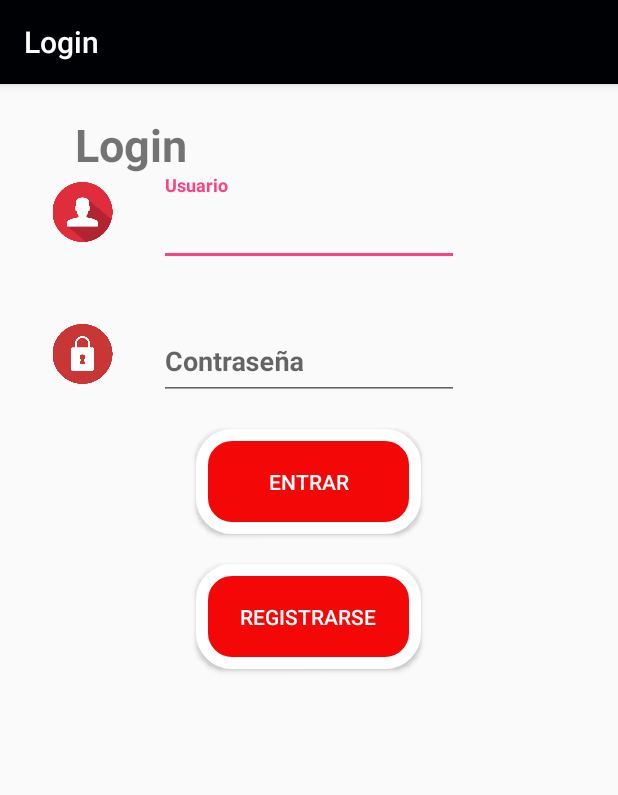
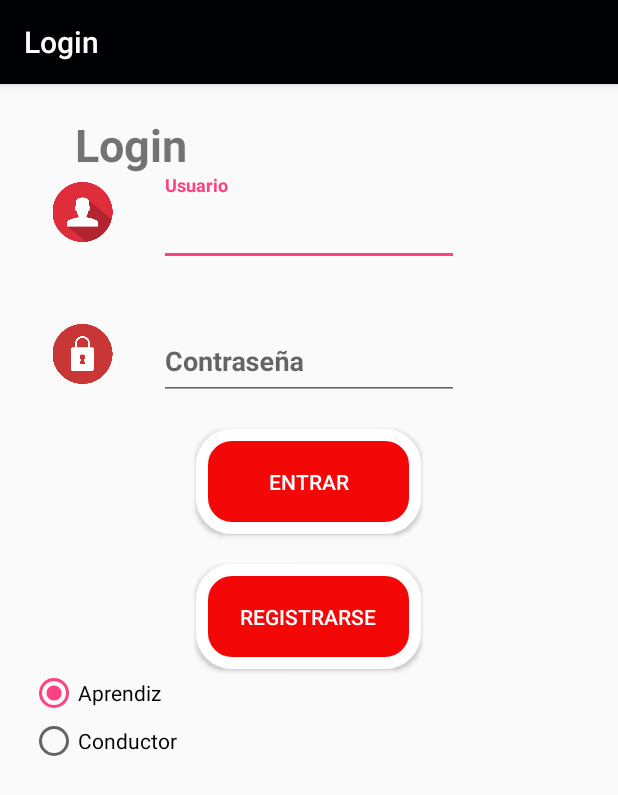
Before and after one commit to Ow0287/RutasCBC, an Android app: the screen it shows after launch (Login), after a tap on "ENTRAR", on a phone screen of 412 x 824 dp. Shown: the top 795 px of the screen. Run offline under Robolectric (Android 15) with nearby library versions, the phone set to English and light mode, and no system bars; our stand-ins replace Firebase (no records; nobody signed in at launch, a user with empty details on screens opened directly); libraries missing offline, so code that uses them is left out: com.activeandroid, com.activeandroid.annotation, com.activeandroid.query; 6 statements that could not run were skipped.

Commit message:
Login chofer

```diff
--- a/app/src/main/java/com/misena/oscar/rutascbc/vista/Login.java
+++ b/app/src/main/java/com/misena/oscar/rutascbc/vista/Login.java
@@ -4,19 +4,31 @@ import android.content.Context;
 import android.content.Intent;
 import android.content.SharedPreferences;
 import android.os.Bundle;
+import android.support.design.widget.Snackbar;
 import android.support.v7.app.AppCompatActivity;
 import android.support.v7.widget.Toolbar;
+import android.util.Log;
 import android.view.View;
 import android.widget.EditText;
+import android.widget.RelativeLayout;
 import android.widget.Toast;
 
 import com.activeandroid.query.Select;
+import com.google.firebase.database.ChildEventListener;
+import com.google.firebase.database.DataSnapshot;
+import com.google.firebase.database.DatabaseError;
+import com.google.firebase.database.DatabaseReference;
+import com.google.firebase.database.FirebaseDatabase;
+import com.google.firebase.database.ValueEventListener;
 import com.misena.oscar.rutascbc.R;
 import com.misena.oscar.rutascbc.modelo.Usuario;
 
 public class Login extends AppCompatActivity {
 
     EditText nombreE,contrasenaE;
+    SharedPreferences shared;
+    SharedPreferences.Editor editor;
+    boolean b;
 
     @Override
     protected void onCreate(Bundle savedInstanceState) {
@@ -26,9 +38,18 @@ public class Login extends AppCompatActivity {
         //setSupportActionBar(toolbar);
         nombreE=(EditText)findViewById(R.id.edt_usuario);
         contrasenaE=(EditText)findViewById(R.id.edt_contrasena_login);
+        shared =getSharedPreferences("preferencia", Context.MODE_PRIVATE);
+
+
     }
     public  void  login(View v){
-        String nombre,contrasena;
+
+        String usuarioDigitado = nombreE.getText().toString();
+        String claveDigitada = contrasenaE.getText().toString();
+
+        if(checkConductor(usuarioDigitado, claveDigitada)){
+
+        }else {
 
         Usuario user = new Select().from(Usuario.class).where("nombre = ?", nombreE.getText().toString()).and("contrasena = ?", contrasenaE.getText().toString())
                 .orderBy("RANDOM()").executeSingle();
@@ -38,8 +59,7 @@ public class Login extends AppCompatActivity {
 
         if(user != null)
         {
-            SharedPreferences shared =getSharedPreferences("preferencia", Context.MODE_PRIVATE);
-            SharedPreferences.Editor editor =shared.edit();
+            editor = shared.edit();
             editor.putString("nombre", user.getNombre());
             editor.putBoolean("login",true);
             editor.apply();
@@ -52,7 +72,58 @@ public class Login extends AppCompatActivity {
             Toast.makeText(this, "EL USUARIO NO EXISTE", Toast.LENGTH_SHORT).show();
         }
 
+        }
     }
+
+    private boolean checkConductor(final String usuarioDigitado, final String claveDigitada) {
+
+        FirebaseDatabase dataBase = FirebaseDatabase.getInstance();
+        DatabaseReference refLOgin = dataBase.getReference("Conductor");
+        refLOgin.addListenerForSingleValueEvent(new ValueEventListener() {
+            @Override
+            public void onDataChange(DataSnapshot dataSnapshot) {
+
+                String usuarioDescargado = (String) dataSnapshot.child(usuarioDigitado).child("usuario").getValue();
+                String claveDescargada   = (String) dataSnapshot.child(usuarioDigitado).child("clave").getValue();
+
+                // check usuario
+                if (usuarioDescargado != null){
+                    if (usuarioDescargado.equals(usuarioDigitado)){
+
+                        if (claveDescargada.equals(claveDigitada)){
+
+                            Log.e("Login", "exitoso");
+
+
+                        }else{
+
+                            Toast.makeText(Login.this, "Contraseña no es valida", Toast.LENGTH_SHORT).show();
+                            contrasenaE.requestFocus();
+                        }
+                    }else{
+                        mostrarMensajeConductor();
+
+                    }
+                }else{
+                    mostrarMensajeConductor();
+                }
+            }
+
+            @Override
+            public void onCancelled(DatabaseError databaseError) {
+
+            }
+        });
+
+        return true;
+    }
+
+    private void mostrarMensajeConductor() {
+
+        Toast.makeText(Login.this, "Usuario no es valido", Toast.LENGTH_SHORT).show();
+        nombreE.requestFocus();
+    }
+
     public  void  registroLogin(View v){
         Intent i =new Intent(Login.this, RegistroLogin.class);
         startActivity(i);
--- a/app/src/main/res/layout/activity_login.xml
+++ b/app/src/main/res/layout/activity_login.xml
@@ -1,15 +1,11 @@
 <?xml version="1.0" encoding="utf-8"?>
 <android.support.design.widget.CoordinatorLayout xmlns:android="http://schemas.android.com/apk/res/android"
-    xmlns:app="http://schemas.android.com/apk/res-auto"
     xmlns:tools="http://schemas.android.com/tools"
     android:layout_width="match_parent"
     android:layout_height="match_parent"
-    tools:context="com.misena.oscar.rutascbc.vista.Login">
-
-
+    tools:context="com.misena.oscar.rutascbc.vista.Login"
+    >
 
     <include layout="@layout/content_login" />
 
-
-
 </android.support.design.widget.CoordinatorLayout>
--- a/app/src/main/res/layout/content_login.xml
+++ b/app/src/main/res/layout/content_login.xml
@@ -6,7 +6,8 @@
     android:layout_height="match_parent"
     app:layout_behavior="@string/appbar_scrolling_view_behavior"
     tools:context="com.misena.oscar.rutascbc.vista.Login"
-    tools:showIn="@layout/activity_login">
+    tools:showIn="@layout/activity_login"
+    android:id="@+id/lay_login">
 <TextView
     android:id="@+id/txv_login"
     android:layout_width="wrap_content"
@@ -89,7 +90,28 @@
         android:background="@drawable/selector_botones"
         android:textColor="@color/cardview_light_background"/>
 
+    <RadioGroup
+        android:layout_width="wrap_content"
+        android:layout_height="wrap_content"
+        android:layout_alignLeft="@+id/img_login_contra"
+        android:layout_alignStart="@+id/img_login_contra"
+        android:layout_below="@+id/btn_registrarse" >
 
+        <RadioButton
+            android:id="@+id/radioAprendiz"
+            android:layout_width="wrap_content"
+            android:layout_height="wrap_content"
+            android:layout_weight="1"
+            android:text="@string/aprendiz"
+            android:checked="true"/>
+
+        <RadioButton
+            android:id="@+id/radioConductor"
+            android:layout_width="wrap_content"
+            android:layout_height="wrap_content"
+            android:layout_weight="1"
+            android:text="@string/conductor" />
+    </RadioGroup>
 
 
 </RelativeLayout>
--- a/app/src/main/res/values/strings.xml
+++ b/app/src/main/res/values/strings.xml
@@ -28,4 +28,6 @@
     <string name="integrant_deivis">DEIVIS RAFAEL EGUIS OSORIO</string>
     <string name="integrant_eimys">EIMYS PASSO OSPINO</string>
     <string name="integrant_loraines">LORAINES PAOLA ZAPATA</string>
+    <string name="aprendiz">Aprendiz</string>
+    <string name="conductor">Conductor</string>
 </resources>
```
Also changed, not shown: app/src/main/java/com/misena/oscar/rutascbc/vista/MenuRutas.java (+13 -9 lines).
